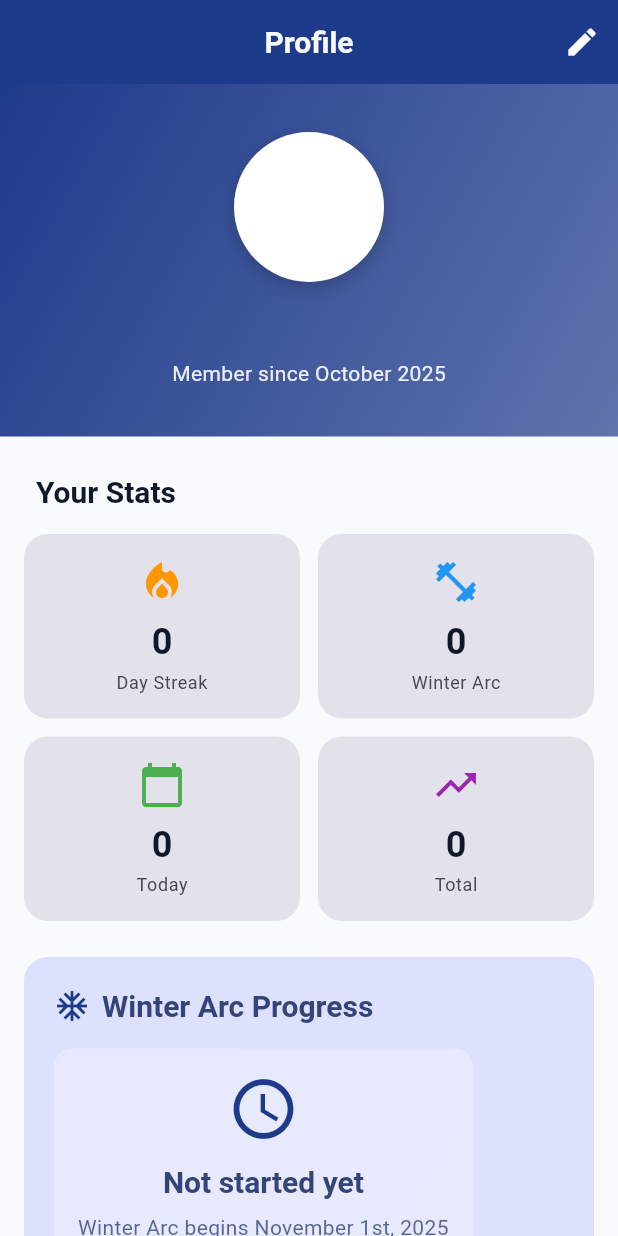
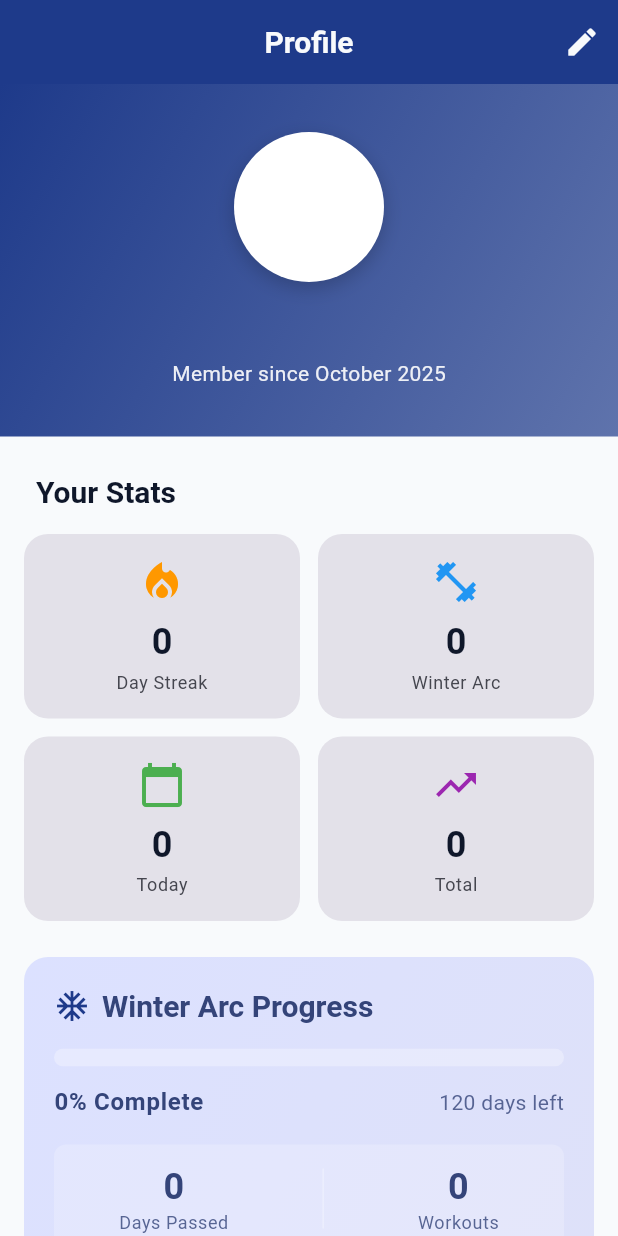
Before and after one commit to RivaldoPardede/winter_arc, a Flutter app: the ProfileScreen screen opened by its route, on a phone screen of 412 x 824 dp. Run offline on Flutter 3.47's test engine with Material 3 defaults, Android fonts, the light colour scheme and no system bars; our stand-ins replace cloud_firestore, firebase_auth, firebase_core, go_router, shared_preferences; accounts and stored records are empty.

Commit message:
feat: enable testing mode (Winter Arc starts Oct 30)

```diff
--- a/lib/utils/constants.dart
+++ b/lib/utils/constants.dart
@@ -1,6 +1,7 @@
 class AppConstants {
   // Winter Arc Period
-  static final DateTime winterArcStart = DateTime(2025, 11, 1);
+  // TODO: Change back to Nov 1 before production release!
+  static final DateTime winterArcStart = DateTime(2025, 10, 30); // Temporarily Oct 30 for testing
   static final DateTime winterArcEnd = DateTime(2026, 2, 28);
 
   // App Info
```
Also changed, not shown: 1 other file.
